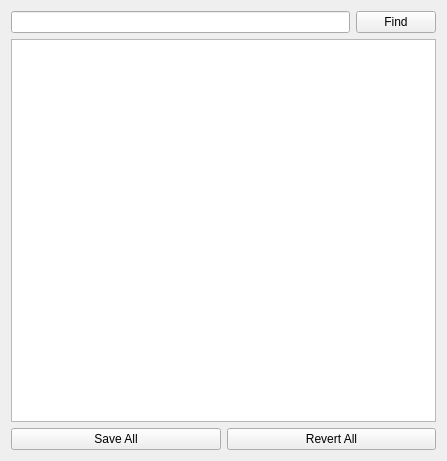
This is dictionarywindow.ui in lelika1/disturber as Qt 5 draws it before an edit. The edited form follows.
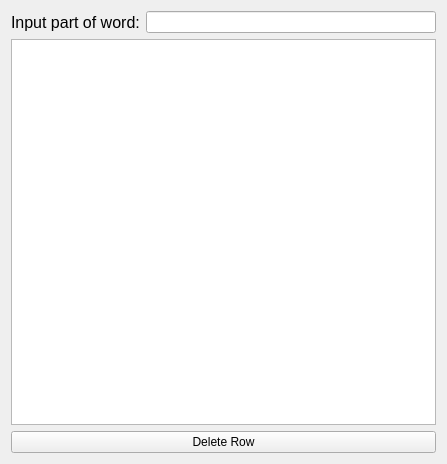
This is the edited form.

Commit message: Added 'find' field in dictionary window. Made all changes permanently. Added remove row button.

```diff
--- a/dictionarywindow.ui
+++ b/dictionarywindow.ui
@@ -10,7 +10,7 @@
     <x>0</x>
     <y>0</y>
     <width>447</width>
-    <height>461</height>
+    <height>464</height>
    </rect>
   </property>
   <property name="windowTitle">
@@ -22,16 +22,22 @@
    </property>
    <item>
     <layout class="QHBoxLayout" name="horizontalLayout_3">
+     <item>
+      <widget class="QLabel" name="label">
+       <property name="font">
+        <font>
+         <pointsize>12</pointsize>
+         <italic>false</italic>
+        </font>
+       </property>
+       <property name="text">
+        <string>Input part of word:</string>
+       </property>
+      </widget>
+     </item>
      <item>
       <widget class="QLineEdit" name="findEdit"/>
      </item>
-     <item>
-      <widget class="QPushButton" name="findButton">
-       <property name="text">
-        <string>Find</string>
-       </property>
-      </widget>
-     </item>
     </layout>
    </item>
    <item>
@@ -61,14 +67,7 @@
      <item>
       <widget class="QPushButton" name="saveButton">
        <property name="text">
-        <string>Save All</string>
-       </property>
-      </widget>
-     </item>
-     <item>
-      <widget class="QPushButton" name="revertButton">
-       <property name="text">
-        <string>Revert All</string>
+        <string>Delete Row</string>
        </property>
       </widget>
      </item>
```
Left out of the diff: 2 changed lines with no effect on the pictures. The commit also changes 9 other files.
